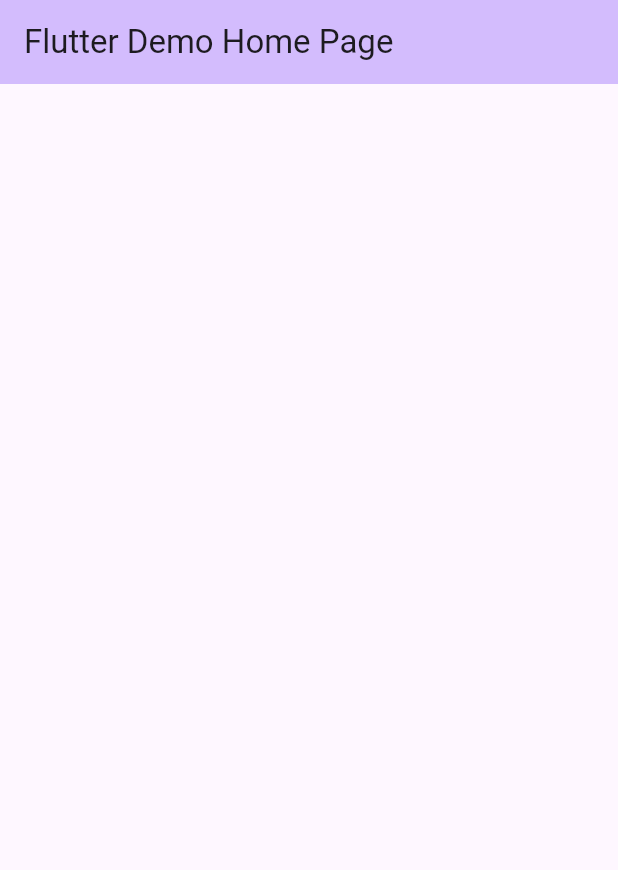
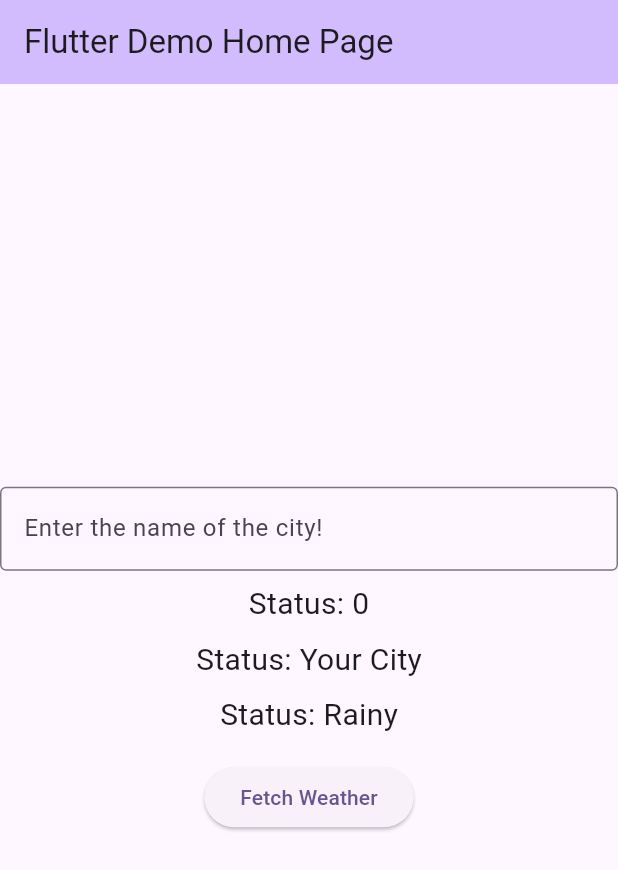
Before and after one commit to Redseba/Weather-App, a Flutter app: the screen it shows after launch, on a phone screen of 412 x 824 dp. Shown: the top 870 px of the screen. Run offline on Flutter 3.47's test engine with Material 3 defaults, Android fonts, the phone set to English and light mode, and no system bars.

Commit message:
Basic UI with input field and button

```diff
--- a/weather_info_app/lib/main.dart
+++ b/weather_info_app/lib/main.dart
@@ -33,6 +33,22 @@ class MyHomePage extends StatefulWidget {
 
 class _MyHomePageState extends State<MyHomePage> {
 
+final TextEditingController _nameController = TextEditingController();
+String cityName = "Your City";
+int Temp = 0;
+String cityStatus = "Rainy";
+
+void _updateCityName() {
+    setState(() {
+      cityName = _nameController.text.isNotEmpty ? _nameController.text : "Your City";
+    });
+  }
+void _fetchWeather() {
+  setState(() {
+    Temp = 15;
+  });
+}
+
   @override
   Widget build(BuildContext context) {
 
@@ -50,6 +66,41 @@ class _MyHomePageState extends State<MyHomePage> {
           mainAxisAlignment: MainAxisAlignment.center,
           children: <Widget>[
 
+          TextField(
+            controller: _nameController,
+            decoration: InputDecoration(
+              labelText: 'Enter the name of the city!',
+                border: OutlineInputBorder(),
+            ),
+            onSubmitted: (_) => _updateCityName(),
+            ),
+
+            SizedBox(height: 8.0),
+            Text(
+            'Status: $Temp', // Display the status
+            style: TextStyle(fontSize: 20.0),
+            ),
+
+            SizedBox(height: 8.0),
+            Text(
+            'Status: $cityName', // Display the status
+            style: TextStyle(fontSize: 20.0),
+            ),
+
+            SizedBox(height: 8.0),
+            Text(
+            'Status: $cityStatus', // Display the status
+            style: TextStyle(fontSize: 20.0),
+            ),
+
+            SizedBox(height: 16.0),
+            ElevatedButton(
+            onPressed: _fetchWeather,
+            child: Text('Fetch Weather'),
+            ),
+
+
+
           ],
         ),
       ),
```
